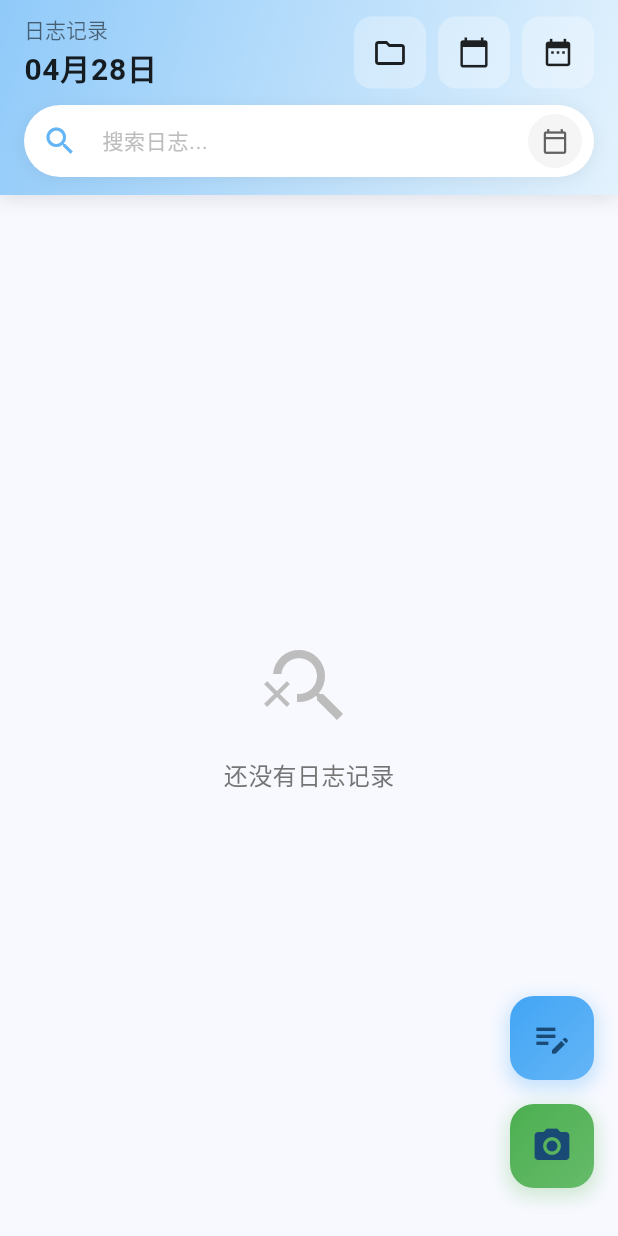
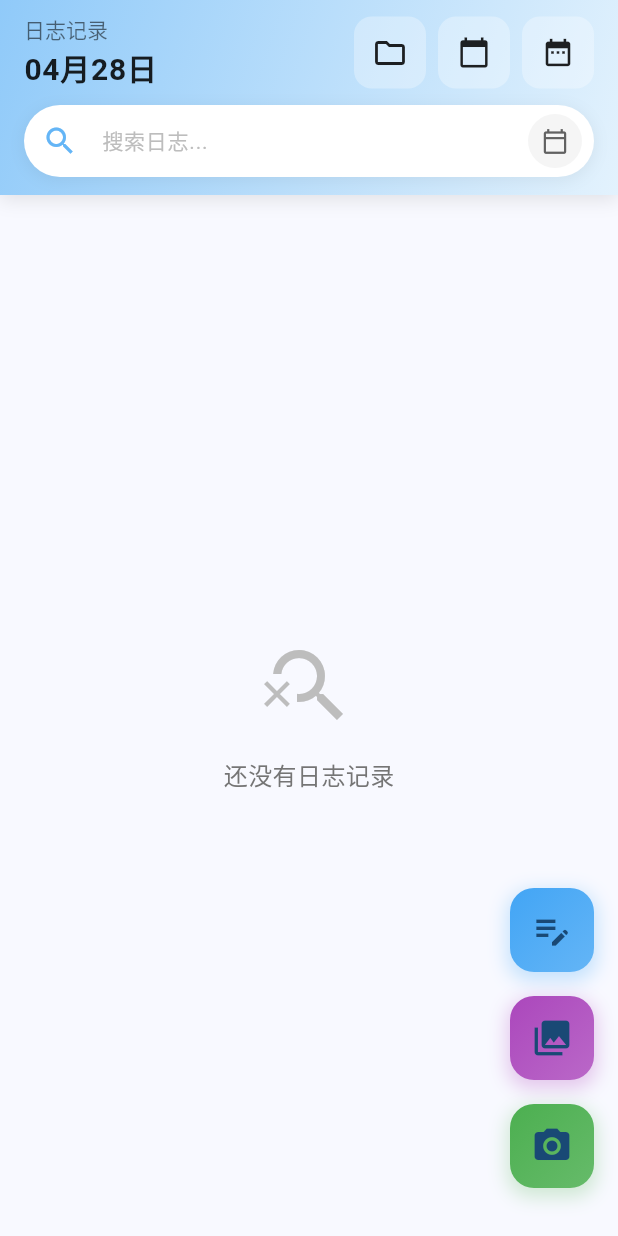
Before and after one commit to lee306420/Log-recording, a Flutter app: the screen it shows after launch, on a phone screen of 412 x 824 dp. Run offline on Flutter 3.47's test engine with Material 3 defaults, Android fonts, the phone set to English and light mode, and no system bars; our stand-ins replace cross_file, file_picker, geolocator, image_picker, permission_handler, share_plus and 1 more; missing offline and left inert: wechat_assets_picker.

Commit message:
Add files via upload

```diff
--- a/lib/screens/log_list_page.dart
+++ b/lib/screens/log_list_page.dart
@@ -1,14 +1,16 @@
+import 'dart:convert';
+import 'dart:io';
+
 import 'package:flutter/material.dart';
 import 'package:image_picker/image_picker.dart';
 import 'package:intl/intl.dart';
-import 'dart:io';
-import 'dart:convert';
 import 'dart:async';
 import 'package:shared_preferences/shared_preferences.dart';
 import 'package:permission_handler/permission_handler.dart';
 import 'package:file_picker/file_picker.dart';
 import 'package:path/path.dart' as path;
 import 'package:geolocator/geolocator.dart';
+import 'package:wechat_assets_picker/wechat_assets_picker.dart';
 
 import '../models/log_entry.dart';
 import '../widgets/timeline_entry.dart';
@@ -498,6 +500,59 @@ class LogListPageState extends State<LogListPage> {
                   borderRadius: BorderRadius.circular(16),
                 ),
                 child: const Icon(Icons.edit_note, size: 28),
+              ),
+            ),
+            Container(
+              margin: const EdgeInsets.only(bottom: 16),
+              decoration: BoxDecoration(
+                gradient: LinearGradient(
+                  begin: Alignment.topLeft,
+                  end: Alignment.bottomRight,
+                  colors: [Colors.purple.shade400, Colors.purple.shade300],
+                ),
+                borderRadius: BorderRadius.circular(16),
+                boxShadow: [
+                  BoxShadow(
+                    color: Colors.purple.shade200.withOpacity(0.5),
+                    blurRadius: 10,
+                    spreadRadius: 2,
+                    offset: const Offset(0, 4),
+                  ),
+                ],
+              ),
+              child: FloatingActionButton(
+                heroTag: 'gallery',
+                elevation: 0,
+                backgroundColor: Colors.transparent,
+                onPressed: () async {
+                  final List<AssetEntity>? result =
+                      await AssetPicker.pickAssets(
+                    context,
+                    pickerConfig: const AssetPickerConfig(
+                      maxAssets: 1,
+                      requestType: RequestType.common,
+                    ),
+                  );
+
+                  if (result != null && result.isNotEmpty && context.mounted) {
+                    final AssetEntity asset = result.first;
+                    final File? file = await asset.file;
+
+                    if (file != null) {
+                      final imagePath = await _copyImageToLocal(file.path);
+                      if (imagePath != null) {
+                        await _showMediaDescriptionDialog(
+                          context,
+                          mediaPath: imagePath,
+                        );
+                      }
+                    }
+                  }
+                },
+                shape: RoundedRectangleBorder(
+                  borderRadius: BorderRadius.circular(16),
+                ),
+                child: const Icon(Icons.photo_library, size: 28),
               ),
             ),
             Container(
```
